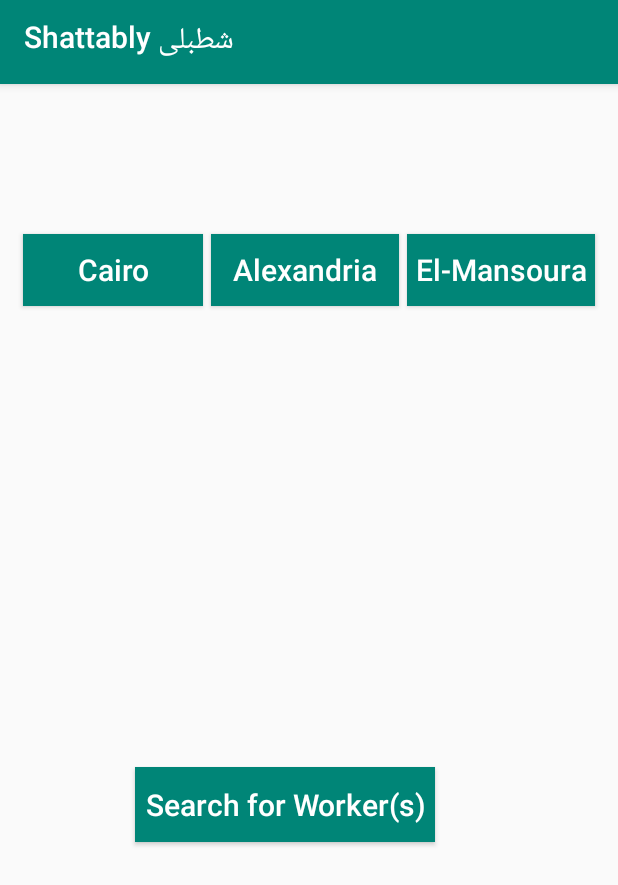
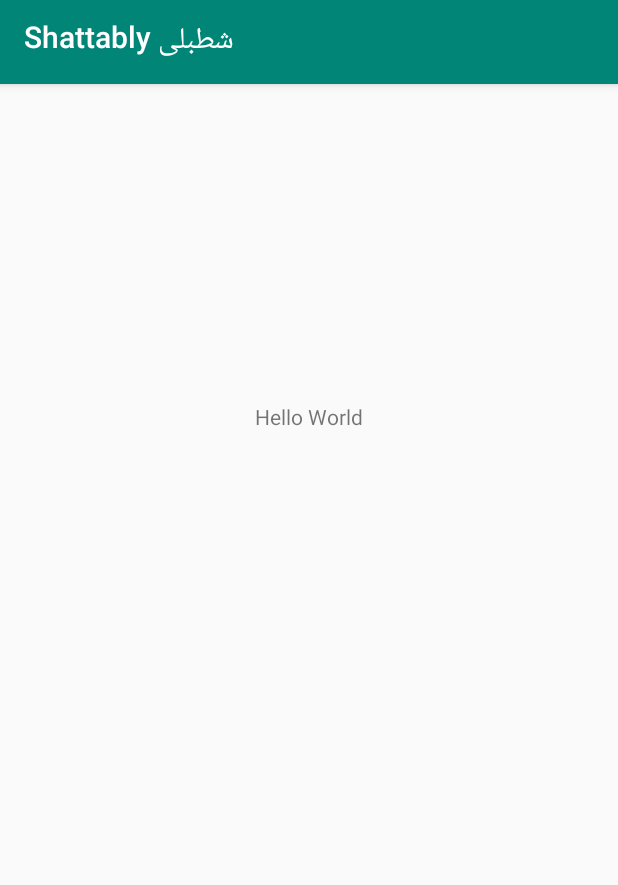
Before and after one commit to MahmoudAlzoghbi/shataply, an Android app: the screen it shows after launch (ClintSelection2Activity before the commit, WorkersActivity after it), on a phone screen of 412 x 824 dp. Shown: the top 885 px of the screen. Run offline under Robolectric (Android 15) with nearby library versions, the phone set to English and light mode, and no system bars.

Commit message:
First Commit

```diff
--- a/app/src/main/AndroidManifest.xml
+++ b/app/src/main/AndroidManifest.xml
@@ -17,7 +17,7 @@
         android:roundIcon="@mipmap/ic_launcher_round"
         android:supportsRtl="true"
         android:theme="@style/AppTheme">
-        <activity android:name=".ClintSelection2Activity">
+        <activity android:name=".WorkersActivity">
             <intent-filter>
                 <action android:name="android.intent.action.MAIN" />
                 <action android:name="android.provider.Telephony.SMS_RECEIVED" />
@@ -32,6 +32,7 @@
         <activity android:name=".ConfirmPhNumberActivity" />
         <activity android:name=".ClientProfile" />
         <activity android:name=".LoginActivity" />
+        <activity android:name=".ClintSelection2Activity"></activity>
     </application>
 
 </manifest>
--- a/app/src/main/java/com/example/mahmoudalzoghby/graduationproject/User/ApiServices.java
+++ b/app/src/main/java/com/example/mahmoudalzoghby/graduationproject/User/ApiServices.java
@@ -1,6 +1,8 @@
 package com.example.mahmoudalzoghby.graduationproject.User;
 
 import android.arch.persistence.room.RawQuery;
+
+import java.util.List;
 
 import retrofit2.Call;
 import retrofit2.http.Body;
@@ -34,5 +36,15 @@ public interface ApiServices {
     @GET("/")
     Call<HelloWorld> Hello();
 
+    @GET("/api/showDepartments")
+    Call<Department> getDepartment();
+
+    @POST("/api/showSpecificWorkers")
+    @FormUrlEncoded
+    Call<Workers> getAllWorkersRelatedToSpecificTask(
+                    @Field("city") String city,
+                    @Field("dept_id") int id
+    );
+
 
 }
--- a/app/src/main/java/com/example/mahmoudalzoghby/graduationproject/User/RetrofitClient.java
+++ b/app/src/main/java/com/example/mahmoudalzoghby/graduationproject/User/RetrofitClient.java
@@ -6,7 +6,7 @@ import retrofit2.converter.gson.GsonConverterFactory;
 public class RetrofitClient {
 
     private static Retrofit retrofit = null;
-    public static final String url = "http://192.168.1.4:80";
+    public static final String url = "http://10.1.16.147:80";
 
     public static Retrofit getClient(){
         if (retrofit == null){
--- a/app/src/main/java/com/example/mahmoudalzoghby/graduationproject/WorkerProfile.java
+++ b/app/src/main/java/com/example/mahmoudalzoghby/graduationproject/WorkerProfile.java
@@ -53,12 +53,13 @@ public class WorkerProfile extends AppCompatActivity {
         call.enqueue(new Callback<HelloWorld>() {
             @Override
             public void onResponse(Call<HelloWorld> call, Response<HelloWorld> response) {
-                Toast.makeText(WorkerProfile.this , "Alzoghbi"+response.body().toString() , Toast.LENGTH_LONG).show();
+                HelloWorld he = response.body();
+                Toast.makeText(WorkerProfile.this , he.getMessage(), Toast.LENGTH_LONG).show();
             }
 
             @Override
             public void onFailure(Call<HelloWorld> call, Throwable t) {
-                Toast.makeText(WorkerProfile.this , t.getMessage() , Toast.LENGTH_LONG).show();
+                Log.i("Failed" , t.getMessage());
             }
         });
 
--- /dev/null
+++ b/app/src/main/java/com/example/mahmoudalzoghby/graduationproject/WorkersActivity.java
@@ -0,0 +1,63 @@
+package com.example.mahmoudalzoghby.graduationproject;
+
+import android.support.v7.app.AppCompatActivity;
+import android.os.Bundle;
+import android.util.Log;
+
+import com.example.mahmoudalzoghby.graduationproject.User.ApiServices;
+import com.example.mahmoudalzoghby.graduationproject.User.RetrofitClient;
+import com.example.mahmoudalzoghby.graduationproject.User.Workers;
+
+import retrofit2.Call;
+import retrofit2.Callback;
+import retrofit2.Response;
+
+public class WorkersActivity extends AppCompatActivity {
+
+
+    ApiServices apiServices;
+
+    @Override
+    protected void onCreate(Bundle savedInstanceState) {
+        super.onCreate(savedInstanceState);
+        setContentView(R.layout.activity_show_workers);
+
+        apiServices = RetrofitClient.getClient().create(ApiServices.class);
+        getWorkers("cairo" , 1);
+        /*Call<Workers> call = apiServices.getAllWorkersRelatedToSpecificTask("cairo" , 1);
+
+        call.enqueue(new Callback<Workers>() {
+            @Override
+            public void onResponse(Call<Workers> call, Response<Workers> response) {
+                if (response.isSuccessful()){
+                        Log.i("Message" , response.body().getMessage());
+                        Log.i("Last Name" , response.body().getWorkers().get(0).getLastName());
+                }else
+                    Log.i("Failed" , String.valueOf(response.code()));
+            }
+
+            @Override
+            public void onFailure(Call<Workers> call, Throwable t) {
+                Log.i("Failed" , t.getMessage());
+            }
+        });*/
+    }
+
+    public void getWorkers(String lName , int id) {
+        apiServices.getAllWorkersRelatedToSpecificTask(lName , id).enqueue(new Callback<Workers>() {
+            @Override
+            public void onResponse(Call<Workers> call, Response<Workers> response) {
+                if (response.isSuccessful()){
+                        // Log.i("Message" , response.body().getMessage());
+                        Log.i("size", response.body().getWorkers().get(1).getLastName());
+                }else
+                    Log.i("Failed" , String.valueOf(response.code()));
+            }
+
+            @Override
+            public void onFailure(Call<Workers> call, Throwable t) {
+                Log.i("Failed" , t.getMessage());
+            }
+        });
+    }
+}
--- a/app/src/main/res/layout/activity_clint_selection_2.xml
+++ b/app/src/main/res/layout/activity_clint_selection_2.xml
@@ -142,7 +142,8 @@
             android:text="Search for Worker(s)"
             android:textAllCaps="false"
             android:textColor="@color/white"
-            android:textSize="20sp"/>
+            android:textSize="20sp"
+            android:onClick="onClickBtnSearch"/>
 
 
     </LinearLayout>
--- /dev/null
+++ b/app/src/main/res/layout/activity_show_workers.xml
@@ -0,0 +1,18 @@
+<?xml version="1.0" encoding="utf-8"?>
+<android.support.constraint.ConstraintLayout xmlns:android="http://schemas.android.com/apk/res/android"
+    xmlns:app="http://schemas.android.com/apk/res-auto"
+    xmlns:tools="http://schemas.android.com/tools"
+    android:layout_width="match_parent"
+    android:layout_height="match_parent"
+    tools:context=".WorkersActivity">
+
+    <TextView
+        android:id="@+id/textView"
+        android:layout_width="wrap_content"
+        android:layout_height="wrap_content"
+        android:layout_marginTop="212dp"
+        android:text="Hello World"
+        app:layout_constraintEnd_toEndOf="parent"
+        app:layout_constraintStart_toStartOf="parent"
+        app:layout_constraintTop_toTopOf="parent" />
+</android.support.constraint.ConstraintLayout>
--- a/app/src/main/res/values/strings.xml
+++ b/app/src/main/res/values/strings.xml
@@ -42,15 +42,12 @@
     </string-array>
 
     <string-array name="category">
-        <item>Category</item>
         <item>سباكه</item>
         <item>كهربائى</item>
         <item>محاره</item>
         <item>جبس ابيض</item>
         <item>سراميك</item>
         <item>بلاط</item>
-        <item></item>
-
     </string-array>
 
     <string-array name="cairo_area">
```
Also changed, not shown: app/src/main/java/com/example/mahmoudalzoghby/graduationproject/ClintSelection2Activity.java (+85 -10 lines), app/src/main/java/com/example/mahmoudalzoghby/graduationproject/User/Datum.java (added, +83 -0 lines), app/src/main/java/com/example/mahmoudalzoghby/graduationproject/User/Department.java (added, +36 -0 lines), app/src/main/java/com/example/mahmoudalzoghby/graduationproject/User/Worker.java (added, +231 -0 lines), app/src/main/java/com/example/mahmoudalzoghby/graduationproject/User/Workers.java (added, +32 -0 lines).
